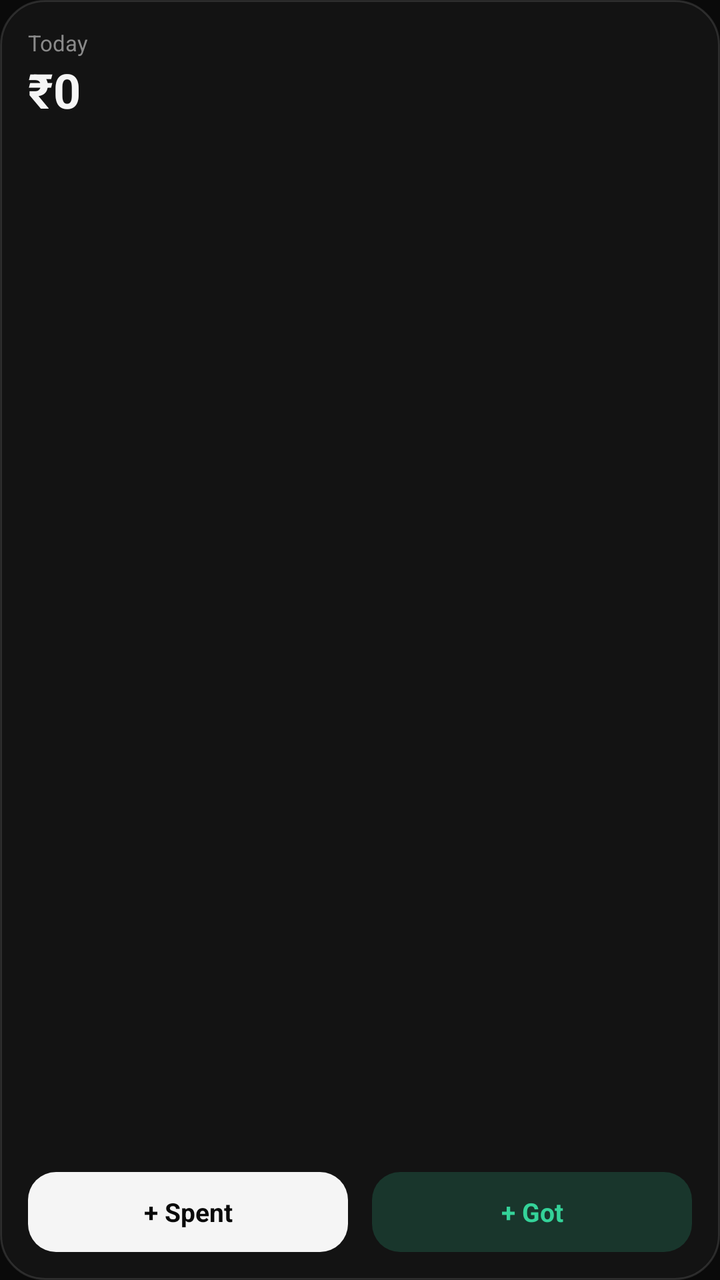
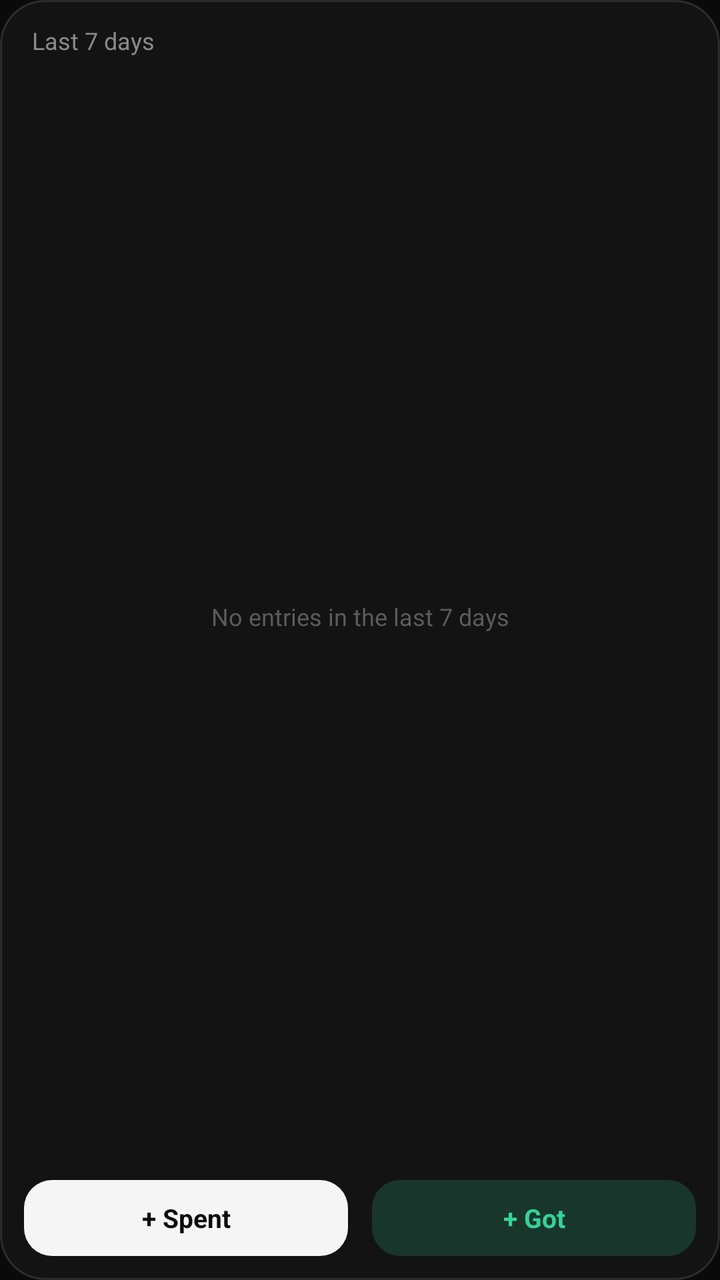

Two renders of the same Android screen: before a commit and after it. Below are the layout's source before the change and the commit's diff.
<!-- AndroidManifest.xml: application theme AppTheme -->
<!-- res/layout/widget_add.xml -->
<LinearLayout xmlns:android="http://schemas.android.com/apk/res/android"
    android:id="@android:id/background"
    android:layout_width="match_parent"
    android:layout_height="match_parent"
    android:background="@drawable/widget_bg"
    android:orientation="vertical"
    android:padding="14dp">

    <LinearLayout
        android:id="@+id/summary"
        android:layout_width="match_parent"
        android:layout_height="0dp"
        android:layout_weight="1"
        android:orientation="vertical">

        <TextView
            android:layout_width="wrap_content"
            android:layout_height="wrap_content"
            android:text="Today"
            android:textColor="#8A8A8A"
            android:textSize="11sp" />

        <TextView
            android:id="@+id/today"
            android:layout_width="wrap_content"
            android:layout_height="wrap_content"
            android:text="₹0"
            android:textColor="#F5F5F5"
            android:textSize="24sp"
            android:textStyle="bold" />

        <TextView
            android:id="@+id/month"
            android:layout_width="wrap_content"
            android:layout_height="wrap_content"
            android:textColor="#6A6A6A"
            android:textSize="11sp" />
    </LinearLayout>

    <LinearLayout
        android:layout_width="match_parent"
        android:layout_height="40dp"
        android:orientation="horizontal">

        <TextView
            android:id="@+id/add_spent"
            android:layout_width="0dp"
            android:layout_height="match_parent"
            android:layout_marginEnd="6dp"
            android:layout_weight="1"
            android:background="@drawable/pill_white"
            android:gravity="center"
            android:text="+ Spent"
            android:textColor="#0A0A0A"
            android:textSize="13sp"
            android:textStyle="bold" />

        <TextView
            android:id="@+id/add_received"
            android:layout_width="0dp"
            android:layout_height="match_parent"
            android:layout_marginStart="6dp"
            android:layout_weight="1"
            android:background="@drawable/pill_green"
            android:gravity="center"
            android:text="+ Got"
            android:textColor="#34D399"
            android:textSize="13sp"
            android:textStyle="bold" />
    </LinearLayout>
</LinearLayout>
<!-- resources referenced by this layout -->
<resources>
  <!-- drawable pill_green (drawable) -->
  <shape xmlns:android="http://schemas.android.com/apk/res/android">
      <solid android:color="#2E34D399" />
      <corners android:radius="14dp" />
  </shape>
  <!-- drawable pill_white (drawable) -->
  <shape xmlns:android="http://schemas.android.com/apk/res/android">
      <solid android:color="#F5F5F5" />
      <corners android:radius="14dp" />
  </shape>
  <!-- drawable widget_bg (drawable) -->
  <shape xmlns:android="http://schemas.android.com/apk/res/android">
      <solid android:color="#F2141414" />
      <stroke android:width="1dp" android:color="#1FFFFFFF" />
      <corners android:radius="22dp" />
  </shape>
  <style name="AppTheme" parent="android:Theme.Material.NoActionBar">
          <item name="android:windowBackground">@color/bg</item>
          <item name="android:colorAccent">#34D399</item>
          <item name="android:statusBarColor">@android:color/transparent</item>
          <item name="android:navigationBarColor">@android:color/transparent</item>
      </style>
  <color name="bg">#0A0A0A</color>
</resources>

<!-- the commit's change to res/layout/widget_add.xml (unified diff, before → after) -->
@@ -4,42 +4,62 @@
     android:layout_height="match_parent"
     android:background="@drawable/widget_bg"
     android:orientation="vertical"
-    android:padding="14dp">
+    android:padding="12dp">
 
     <LinearLayout
-        android:id="@+id/summary"
+        android:id="@+id/header"
+        android:layout_width="match_parent"
+        android:layout_height="wrap_content"
+        android:gravity="center_vertical"
+        android:orientation="horizontal"
+        android:paddingStart="4dp"
+        android:paddingEnd="4dp">
+
+        <TextView
+            android:layout_width="0dp"
+            android:layout_height="wrap_content"
+            android:layout_weight="1"
+            android:text="Last 7 days"
+            android:textColor="#8A8A8A"
+            android:textSize="12sp" />
+
+        <TextView
+            android:id="@+id/week"
+            android:layout_width="wrap_content"
+            android:layout_height="wrap_content"
+            android:textColor="#F5F5F5"
+            android:textSize="12sp"
+            android:textStyle="bold" />
+    </LinearLayout>
+
+    <FrameLayout
         android:layout_width="match_parent"
         android:layout_height="0dp"
-        android:layout_weight="1"
-        android:orientation="vertical">
+        android:layout_marginTop="6dp"
+        android:layout_marginBottom="8dp"
+        android:layout_weight="1">
+
+        <ListView
+            android:id="@+id/list"
+            android:layout_width="match_parent"
+            android:layout_height="match_parent"
+            android:divider="#14FFFFFF"
+            android:dividerHeight="1dp"
+            android:scrollbars="none" />
 
         <TextView
-            android:layout_width="wrap_content"
-            android:layout_height="wrap_content"
-            android:text="Today"
-            android:textColor="#8A8A8A"
-            android:textSize="11sp" />
-
-        <TextView
-            android:id="@+id/today"
-            android:layout_width="wrap_content"
-            android:layout_height="wrap_content"
-            android:text="₹0"
-            android:textColor="#F5F5F5"
-            android:textSize="24sp"
-            android:textStyle="bold" />
-
-        <TextView
-            android:id="@+id/month"
-            android:layout_width="wrap_content"
-            android:layout_height="wrap_content"
-            android:textColor="#6A6A6A"
-            android:textSize="11sp" />
-    </LinearLayout>
+            android:id="@+id/empty"
+            android:layout_width="match_parent"
+            android:layout_height="match_parent"
+            android:gravity="center"
+            android:text="No entries in the last 7 days"
+            android:textColor="#5C5C5C"
+            android:textSize="12sp" />
+    </FrameLayout>
 
     <LinearLayout
         android:layout_width="match_parent"
-        android:layout_height="40dp"
+        android:layout_height="38dp"
         android:orientation="horizontal">
 
         <TextView
